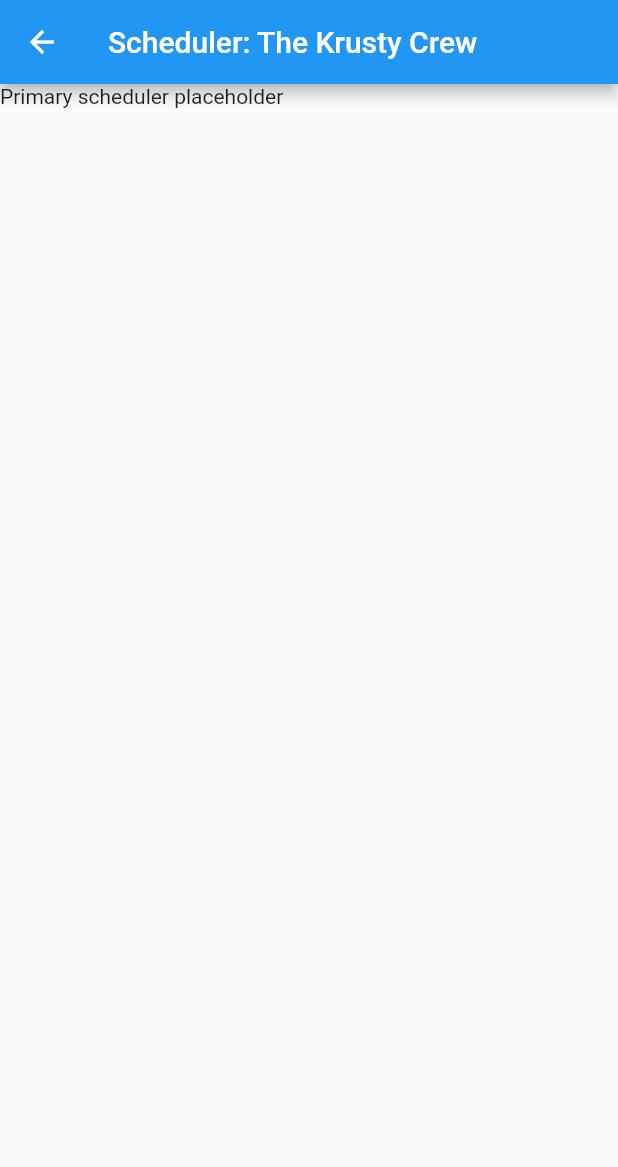
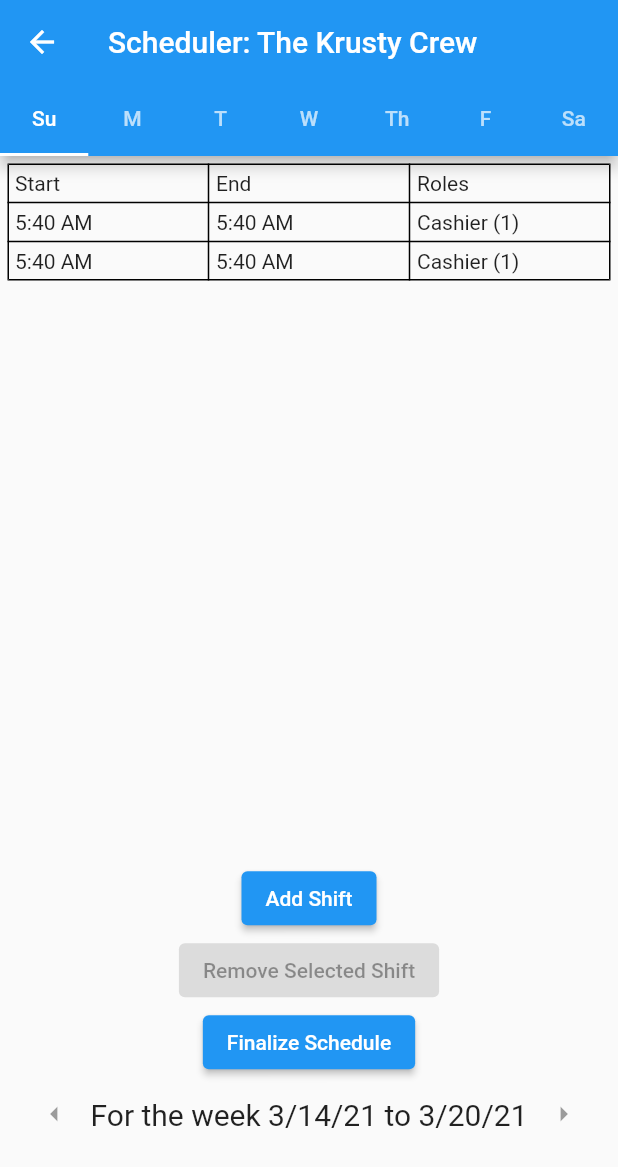
Before and after one commit to Salami-Sam/super_scheduler, a Flutter app: the PrimarySchedulerWidget screen opened directly, on a phone screen of 412 x 824 dp. Shown: the top 1167 px of the screen. Run offline on Flutter 3.47's test engine with Material 2 defaults, Android fonts, the phone set to English and light mode, and no system bars.

Commit message:
Finished most of scheduling screens

```diff
--- /dev/null
+++ b/lib/primary_scheduler.dart
@@ -0,0 +1,218 @@
+import 'package:flutter/material.dart';
+import 'reusable_schedule_items.dart';
+import 'finalize_schedule.dart';
+
+/* Screens:
+ * Primary Scheduler
+ * Add Shift
+ *
+ * Author: Dylan Schulz
+ */
+
+class PrimarySchedulerWidget extends StatefulWidget {
+  @override
+  _PrimarySchedulerWidgetState createState() => _PrimarySchedulerWidgetState();
+}
+
+class _PrimarySchedulerWidgetState extends State<PrimarySchedulerWidget> {
+  // Gets the tab with a particular day's information
+  Widget getIndividualTab(int day) {
+    return Container(
+      margin: EdgeInsets.all(5),
+      child: SingleChildScrollView(
+        child: Table(
+          border: TableBorder.all(),
+          children: [
+            TableRow(
+              children: [
+                getFormattedTextForTable('Start'),
+                getFormattedTextForTable('End'),
+                getFormattedTextForTable('Roles'),
+              ],
+            ),
+            TableRow(
+              children: [
+                getFormattedTextForTable('${getRandomTime()}'),
+                getFormattedTextForTable('${getRandomTime()}'),
+                getFormattedTextForTable('${getRandomRoleset()}'),
+              ],
+            ),
+            TableRow(
+              children: [
+                getFormattedTextForTable('${getRandomTime()}'),
+                getFormattedTextForTable('${getRandomTime()}'),
+                getFormattedTextForTable('${getRandomRoleset()}'),
+              ],
+            ),
+          ],
+        ),
+      ),
+    );
+  }
+
+  @override
+  Widget build(BuildContext context) {
+    return DefaultTabController(
+      length: numDaysInWeek,
+      child: Scaffold(
+        appBar: AppBar(
+          title: Text('Scheduler: The Krusty Crew'),
+          bottom: TabBar(
+            tabs: [
+              Tab(text: 'Su'),
+              Tab(text: 'M'),
+              Tab(text: 'T'),
+              Tab(text: 'W'),
+              Tab(text: 'Th'),
+              Tab(text: 'F'),
+              Tab(text: 'Sa'),
+            ],
+          ),
+        ),
+        body: Column(
+          children: [
+            Container(
+              height: 4 * MediaQuery.of(context).size.height / 7,
+              child: TabBarView(
+                children: [
+                  getIndividualTab(0),
+                  getIndividualTab(1),
+                  getIndividualTab(2),
+                  getIndividualTab(3),
+                  getIndividualTab(4),
+                  getIndividualTab(5),
+                  getIndividualTab(6),
+                ],
+              ),
+            ),
+            ElevatedButton(
+              child: Text('Add Shift'),
+              onPressed: () {
+                Navigator.push(
+                  context,
+                  MaterialPageRoute(
+                    builder: (context) => AddShiftWidget(),
+                  ),
+                );
+              },
+            ),
+            ElevatedButton(
+              child: Text('Remove Selected Shift'),
+              onPressed: null,
+            ),
+            ElevatedButton(
+              child: Text('Finalize Schedule'),
+              onPressed: () {
+                Navigator.push(
+                  context,
+                  MaterialPageRoute(
+                    builder: (context) => FinalizeScheduleWidget(),
+                  ),
+                );
+              },
+            ),
+            DateNavigationRow(),
+          ],
+        ),
+      ),
+    );
+  }
+}
+
+class AddShiftWidget extends StatelessWidget {
+  List<String> roles = ['GM', 'Busboy', 'Cashier', 'Fry Cook'];
+
+  @override
+  Widget build(BuildContext context) {
+    return Scaffold(
+      appBar: AppBar(
+        title: Text('Add Shift: The Krusty Crew'),
+      ),
+      body: Column(
+        crossAxisAlignment: CrossAxisAlignment.center,
+        mainAxisAlignment: MainAxisAlignment.spaceAround,
+        children: [
+          Text(
+            'Start Time',
+            style: TextStyle(fontSize: 16),
+          ),
+          Row(
+            children: [
+              Expanded(
+                child: TextField(
+                  decoration: InputDecoration(hintText: 'Hour'),
+                ),
+              ),
+              Expanded(
+                child: TextField(
+                  decoration: InputDecoration(hintText: 'Minute'),
+                ),
+              ),
+              DropdownButton(
+                items: [
+                  DropdownMenuItem(child: Text('AM')),
+                  DropdownMenuItem(child: Text('PM'))
+                ],
+                onChanged: (selection) {},
+              ),
+            ],
+          ),
+          Text(
+            'End Time',
+            style: TextStyle(fontSize: 16),
+          ),
+          Row(
+            children: [
+              Expanded(
+                child: TextField(
+                  decoration: InputDecoration(hintText: 'Hour'),
+                ),
+              ),
+              Expanded(
+                child: TextField(
+                  decoration: InputDecoration(hintText: 'Minute'),
+                ),
+              ),
+              DropdownButton(
+                items: [
+                  DropdownMenuItem(child: Text('AM')),
+                  DropdownMenuItem(child: Text('PM'))
+                ],
+                onChanged: (selection) {},
+              ),
+            ],
+          ),
+          Text(
+            'Roles Needed',
+            style: TextStyle(fontSize: 16),
+          ),
+          Expanded(
+            child: ListView.builder(
+              itemCount: roles.length,
+              itemBuilder: (context, index) {
+                return ListTile(
+                  leading: IconButton(
+                    icon: Icon(Icons.arrow_left),
+                    onPressed: null,
+                  ),
+                  title: Text(roles[index]),
+                  subtitle: Text('1'),
+                  trailing: IconButton(
+                    icon: Icon(Icons.arrow_left),
+                    onPressed: null,
+                  ),
+                );
+              },
+            ),
+          ),
+          ElevatedButton(
+            child: Text('Add Shift'),
+            onPressed: () {
+              Navigator.pop(context);
+            },
+          ),
+        ],
+      ),
+    );
+  }
+}
--- /dev/null
+++ b/lib/reusable_schedule_items.dart
@@ -0,0 +1,87 @@
+import 'dart:math';
+import 'package:flutter/material.dart';
+
+/* This file contains scheduling-related things that are reused
+ * by multiple different parts of the app
+ *
+ * Author: Dylan Schulz
+ */
+
+const int numDaysInWeek = 7;
+
+// Contains left and right arrows on either side of
+// the Text that lists the dates of the currently displayed week
+class DateNavigationRow extends StatelessWidget {
+  @override
+  Widget build(BuildContext context) {
+    return Row(
+      mainAxisAlignment: MainAxisAlignment.center,
+      children: [
+        IconButton(
+          icon: Icon(Icons.arrow_left),
+          onPressed: null,
+        ),
+        Text(
+          'For the week 3/14/21 to 3/20/21',
+          style: TextStyle(fontSize: 20),
+        ),
+        IconButton(
+          icon: Icon(Icons.arrow_right),
+          onPressed: null,
+        ),
+      ],
+    );
+  }
+}
+
+// Gets text nicely formatted for use in a table
+Widget getFormattedTextForTable(String contents) {
+  return Padding(
+      child: Text(
+        contents,
+        style: TextStyle(
+          fontSize: 14,
+        ),
+      ),
+      padding: EdgeInsets.all(5));
+}
+
+// Used for placeholder dates until the actual model and database are set up
+String getRandomTime() {
+  var hour = Random().nextInt(12) + 1;
+  var minute = Random().nextInt(60);
+  var amOrPm = Random().nextBool() ? 'AM' : 'PM';
+
+  return '$hour:$minute $amOrPm';
+}
+
+// Used for placeholder names until the actual model and database are set up
+String getRandomName() {
+  var names = [
+    'Spongebob Squarepants',
+    'Patrick Star',
+    'Squidward Tentacles',
+    'Eugene Krabs'
+  ];
+  return names[Random().nextInt(4)];
+}
+
+// Used for placeholder roles until the actual model and database are set up
+String getRandomRole() {
+  var roles = ['Cashier', 'Fry Cook', 'Busboy', 'GM'];
+  return roles[Random().nextInt(4)];
+}
+
+// Used for placeholder sets of roles in scheduler
+// until the actual model and database are set up
+String getRandomRoleset() {
+  var roles = ['Cashier', 'Fry Cook', 'Busboy', 'GM'];
+
+  var toReturn = '';
+  for (int i = 0; i < Random().nextInt(4) + 1; i++) {
+    var role = roles[Random().nextInt(roles.length)];
+    toReturn = '$role (${Random().nextInt(2) + 1}), $toReturn';
+    roles.remove(role);
+  }
+  return toReturn.substring(0, toReturn.length - 2);
+}
--- a/lib/scheduler.dart
+++ /dev/null
@@ -1,45 +0,0 @@
-import 'package:flutter/material.dart';
-
-/* Screens:
- * Primary Scheduler
- * Add Shift
- * Finalize Schedule
- *
- * Author: Dylan Schulz
- */
-
-class PrimarySchedulerWidget extends StatelessWidget {
-  @override
-  Widget build(BuildContext context) {
-    return Scaffold(
-      appBar: AppBar(
-        title: Text('Scheduler: The Krusty Crew'),
-      ),
-      body: Text('Primary scheduler placeholder'),
-    );
-  }
-}
-
-class AddShiftWidget extends StatelessWidget {
-  @override
-  Widget build(BuildContext context) {
-    return Scaffold(
-      appBar: AppBar(
-        title: Text('Add Shift: The Krusty Crew'),
-      ),
-      body: Text('Placeholder'),
-    );
-  }
-}
-
-class FinalizeScheduleWidget extends StatelessWidget {
-  @override
-  Widget build(BuildContext context) {
-    return Scaffold(
-      appBar: AppBar(
-        title: Text('Scheduler: The Krusty Crew'),
-      ),
-      body: Text('Finalize schedule placeholder'),
-    );
-  }
-}
```
Also changed, not shown: lib/finalize_schedule.dart (added, +126 -0 lines), lib/main_schedule.dart (+72 -5 lines), lib/my_availability.dart (+53 -5 lines), lib/my_schedule.dart (+11 -16 lines).
